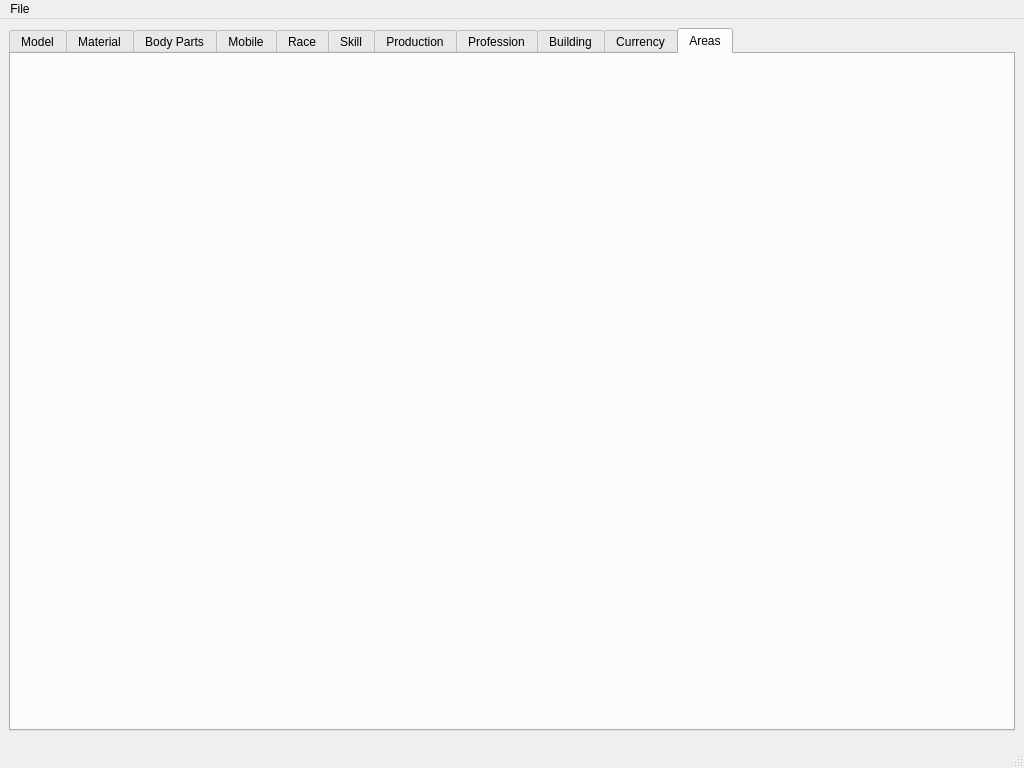
The window that db_editor/radmuddbe.ui (Galfurian/RadMud) describes before a commit, drawn with Qt 5.
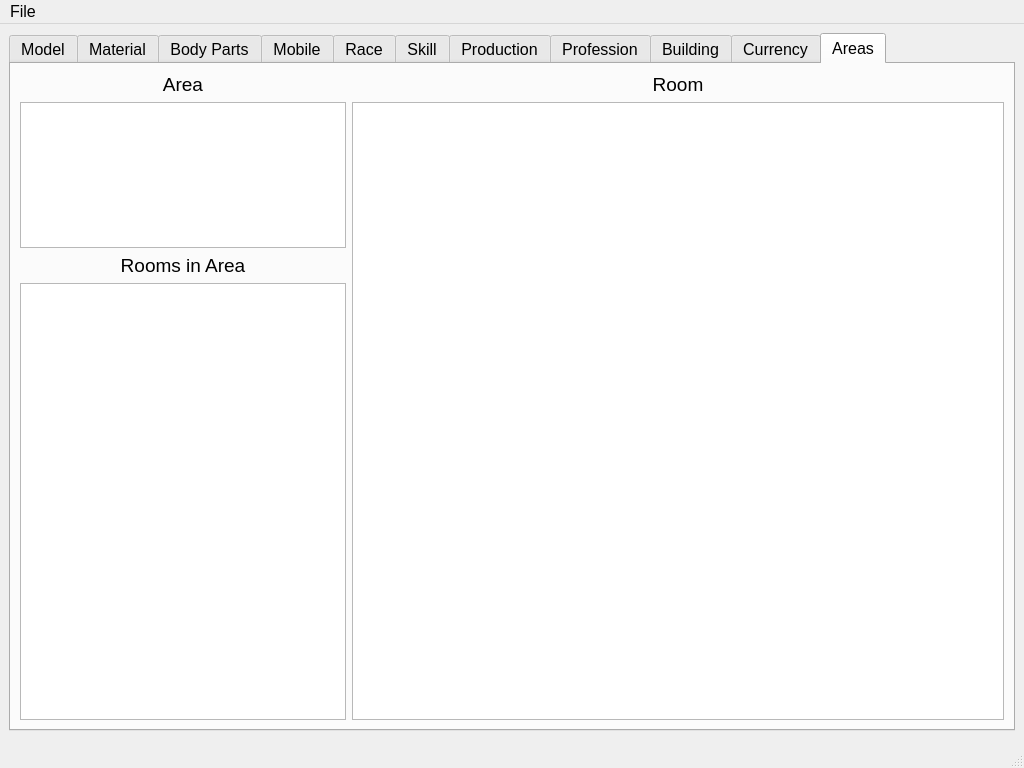
The same window after the commit. The open tabs and pages were chosen to show the change.

Commit message: Complete Area/Room editor

```diff
--- a/db_editor/radmuddbe.ui
+++ b/db_editor/radmuddbe.ui
@@ -10,11 +10,16 @@
     <height>768</height>
    </rect>
   </property>
+  <property name="font">
+   <font>
+    <pointsize>12</pointsize>
+   </font>
+  </property>
   <property name="windowTitle">
    <string>MainWindow</string>
   </property>
   <widget class="QWidget" name="centralwidget">
-   <layout class="QVBoxLayout" name="verticalLayout_2">
+   <layout class="QHBoxLayout" name="horizontalLayout_6">
     <item>
      <widget class="QTabWidget" name="tabWidget">
       <property name="currentIndex">
@@ -857,6 +862,82 @@
        <attribute name="title">
         <string>Areas</string>
        </attribute>
+       <layout class="QHBoxLayout" name="horizontalLayout_7" stretch="5,10">
+        <item>
+         <layout class="QVBoxLayout" name="verticalLayout_11" stretch="1,20,1,60">
+          <item>
+           <widget class="QLabel" name="label_29">
+            <property name="font">
+             <font>
+              <pointsize>14</pointsize>
+             </font>
+            </property>
+            <property name="text">
+             <string>Area</string>
+            </property>
+            <property name="alignment">
+             <set>Qt::AlignCenter</set>
+            </property>
+           </widget>
+          </item>
+          <item>
+           <widget class="QTableView" name="tbl_area">
+            <property name="sortingEnabled">
+             <bool>true</bool>
+            </property>
+           </widget>
+          </item>
+          <item>
+           <widget class="QLabel" name="label_30">
+            <property name="font">
+             <font>
+              <pointsize>14</pointsize>
+             </font>
+            </property>
+            <property name="text">
+             <string>Rooms in Area</string>
+            </property>
+            <property name="alignment">
+             <set>Qt::AlignCenter</set>
+            </property>
+           </widget>
+          </item>
+          <item>
+           <widget class="QTableView" name="tbl_area_list">
+            <property name="sortingEnabled">
+             <bool>true</bool>
+            </property>
+           </widget>
+          </item>
+         </layout>
+        </item>
+        <item>
+         <layout class="QVBoxLayout" name="verticalLayout_12">
+          <item>
+           <widget class="QLabel" name="label_31">
+            <property name="font">
+             <font>
+              <pointsize>14</pointsize>
+             </font>
+            </property>
+            <property name="text">
+             <string>Room</string>
+            </property>
+            <property name="alignment">
+             <set>Qt::AlignCenter</set>
+            </property>
+           </widget>
+          </item>
+          <item>
+           <widget class="QTableView" name="tbl_room">
+            <property name="sortingEnabled">
+             <bool>true</bool>
+            </property>
+           </widget>
+          </item>
+         </layout>
+        </item>
+       </layout>
       </widget>
      </widget>
     </item>
@@ -868,7 +949,7 @@
      <x>0</x>
      <y>0</y>
      <width>1024</width>
-     <height>21</height>
+     <height>27</height>
     </rect>
    </property>
    <widget class="QMenu" name="menuFile">
```
Left out of the diff: 4 changed lines with no effect on the pictures. The commit also changes 2 other files.
